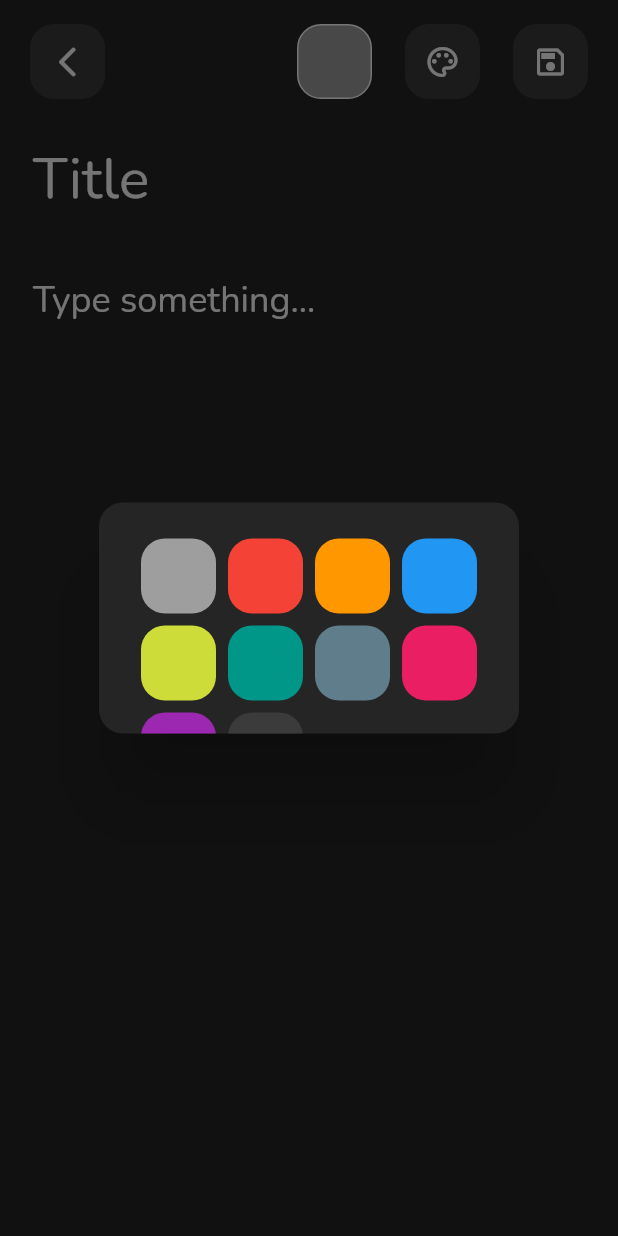
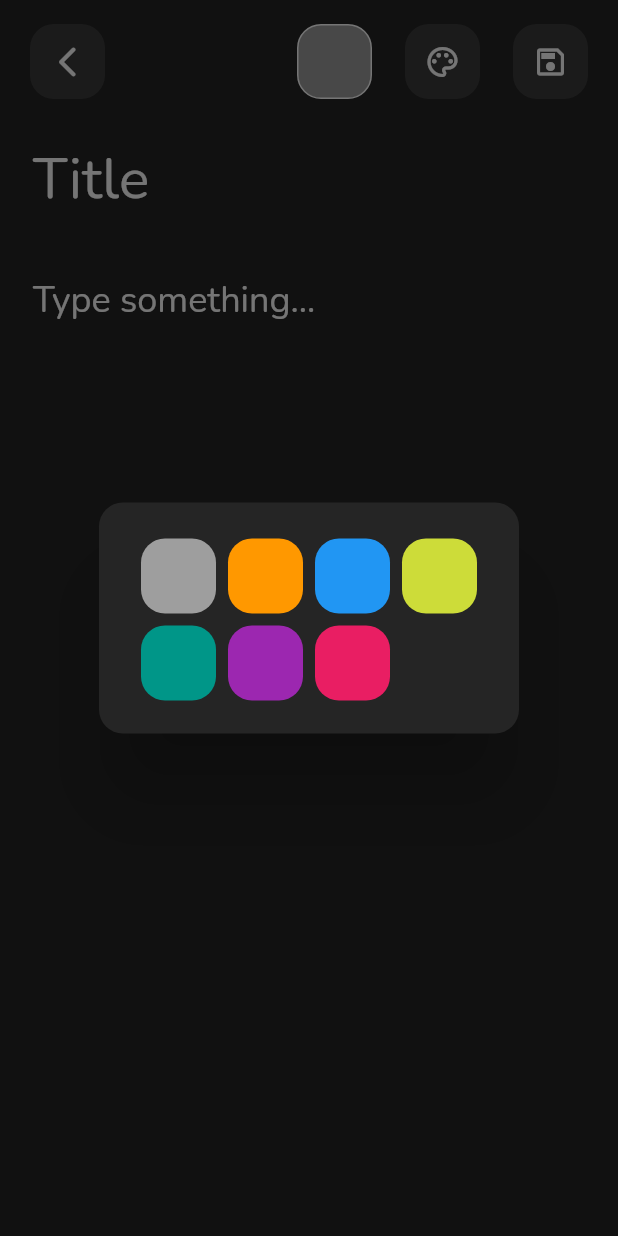
Before and after one commit to Android-SSL/Android-NotesApp, a Flutter app: the NoteAddScreen screen opened by its route, after a tap on the "palette" icon, on a phone screen of 412 x 824 dp. Run offline on Flutter 3.47's test engine with Material 2 defaults, Android fonts, the phone set to English and light mode, and no system bars; our stand-ins replace bloc, drift; accounts and stored records are empty; generated files the repository leaves out were written again.

```diff
--- a/lib/constants/custom_colors.dart
+++ b/lib/constants/custom_colors.dart
@@ -8,14 +8,11 @@ class CustomColors {
   static const Color greyHint = Color.fromRGBO(136, 136, 136, 1.0);
   static const List<Color> colorsData = [
     Colors.grey,
-    Colors.red,
     Colors.orange,
     Colors.blue,
     Colors.lime,
     Colors.teal,
-    Colors.blueGrey,
-    Colors.pink,
     Colors.purple,
-    CustomColors.lightGrey
+    Colors.pink
   ];
 }
```
Also changed, not shown: 1 other file.
